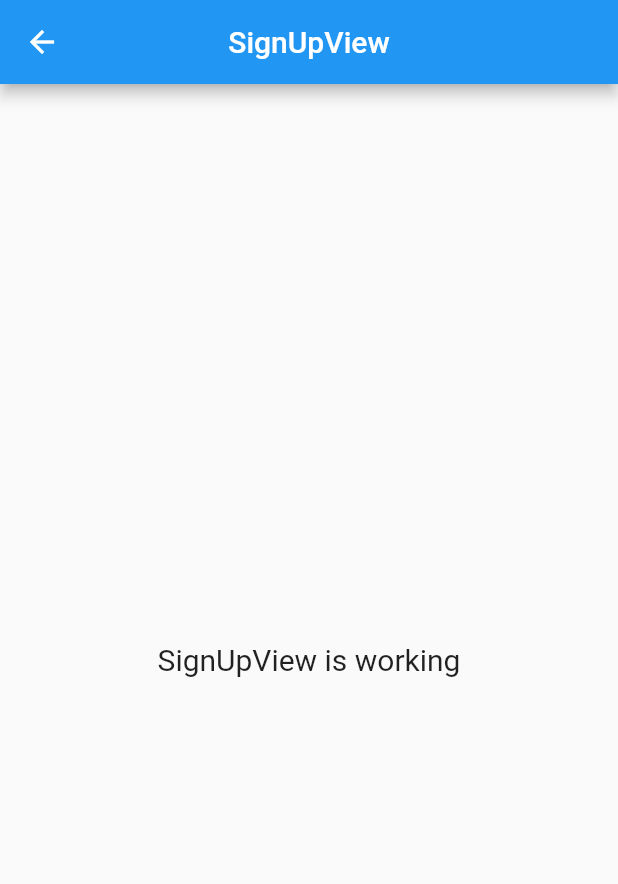
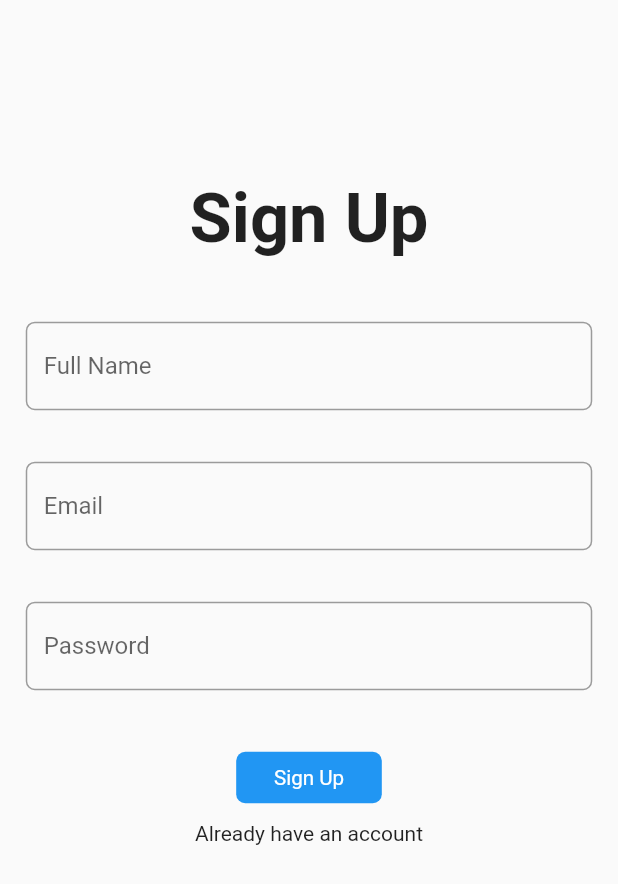
Before and after one commit to Nitin-Singh18/blog_app, a Flutter app: the SignUpView screen opened by its route, on a phone screen of 412 x 824 dp. Shown: the top 884 px of the screen. Run offline on Flutter 3.47's test engine with Material 2 defaults, Android fonts, the phone set to English and light mode, and no system bars; our stand-ins replace cloud_firestore, firebase_auth, firebase_core, flutter_screenutil, fluttertoast, get and 1 more; missing offline and left inert: dart:ffi; accounts and stored records are empty.

Commit message:
Login and SignUp Screen

```diff
--- /dev/null
+++ b/lib/app/data/const.dart
@@ -0,0 +1,5 @@
+import 'package:fluttertoast/fluttertoast.dart';
+
+void showAlert(String message) {
+  Fluttertoast.showToast(msg: message);
+}
--- /dev/null
+++ b/lib/app/data/firebase/firebase_auth.dart
@@ -0,0 +1,34 @@
+import 'dart:ffi';
+
+import 'package:firebase_auth/firebase_auth.dart';
+import 'package:firebase_core/firebase_core.dart';
+import 'package:flutter/material.dart';
+
+class FirebaseAuthentication {
+  final FirebaseAuth _auth = FirebaseAuth.instance;
+
+  Future<void> createAccount(String email, String password) async {
+    try {
+      await _auth.createUserWithEmailAndPassword(
+          email: email, password: password);
+    } catch (e) {
+      print(e);
+    }
+  }
+
+  Future<void> login(String email, String password) async {
+    try {
+      await _auth.signInWithEmailAndPassword(email: email, password: password);
+    } catch (e) {
+      print(e);
+    }
+  }
+
+  Future<void> logout() async {
+    try {
+      await _auth.signOut();
+    } catch (e) {
+      print(e);
+    }
+  }
+}
--- /dev/null
+++ b/lib/app/data/firebase/firebase_functions.dart
@@ -0,0 +1,29 @@
+import 'package:blog_app/app/data/const.dart';
+import 'package:blog_app/app/data/global_widgets/indicator.dart';
+import 'package:blog_app/app/routes/app_pages.dart';
+import 'package:cloud_firestore/cloud_firestore.dart';
+import 'package:firebase_auth/firebase_auth.dart';
+import 'package:get/get.dart';
+
+class FirebaseFunctions {
+  final FirebaseFirestore _firebaseFirestore = FirebaseFirestore.instance;
+  final FirebaseAuth _auth = FirebaseAuth.instance;
+
+  Future<void> createUserCredential(String name, String email) async {
+    try {
+      await _firebaseFirestore
+          .collection('users')
+          .doc(_auth.currentUser?.uid)
+          .set({
+        "uid": _auth.currentUser?.uid,
+        "name": name,
+        "email": email
+      }).then((value) {
+        Indicator.closeLoading();
+        Get.toNamed(Routes.HOME);
+      });
+    } catch (e) {
+      showAlert(e.toString());
+    }
+  }
+}
--- /dev/null
+++ b/lib/app/data/global_widgets/custom_button.dart
@@ -0,0 +1,25 @@
+import 'package:flutter/material.dart';
+import 'package:flutter_screenutil/flutter_screenutil.dart';
+
+class CustomButton extends StatelessWidget {
+  final String title;
+  final Function function;
+  const CustomButton({Key? key, required this.title, required this.function})
+      : super(key: key);
+
+  @override
+  Widget build(BuildContext context) {
+    return InkWell(
+      onTap: () => function(),
+      child: Container(
+        padding: EdgeInsets.symmetric(horizontal: 22.r, vertical: 8.r),
+        decoration: BoxDecoration(
+            color: Colors.blue, borderRadius: BorderRadius.circular(6)),
+        child: Text(
+          title,
+          style: TextStyle(color: Colors.white, fontSize: 12.sp),
+        ),
+      ),
+    );
+  }
+}
--- /dev/null
+++ b/lib/app/data/global_widgets/text_field.dart
@@ -0,0 +1,24 @@
+import 'package:flutter/material.dart';
+import 'package:flutter_screenutil/flutter_screenutil.dart';
+
+class ReusableTextField extends StatelessWidget {
+  final TextEditingController controller;
+  final String hintText;
+
+  const ReusableTextField(
+      {required this.controller, required this.hintText, Key? key})
+      : super(key: key);
+
+  @override
+  Widget build(BuildContext context) {
+    return Padding(
+      padding: EdgeInsets.all(15.r),
+      child: TextField(
+        controller: controller,
+        decoration: InputDecoration(
+            hintText: hintText,
+            border: OutlineInputBorder(borderRadius: BorderRadius.circular(6))),
+      ),
+    );
+  }
+}
--- a/lib/app/modules/login/controllers/login_controller.dart
+++ b/lib/app/modules/login/controllers/login_controller.dart
@@ -1,20 +1,24 @@
+import 'package:blog_app/app/data/const.dart';
+import 'package:blog_app/app/data/firebase/firebase_auth.dart';
+import 'package:blog_app/app/data/global_widgets/indicator.dart';
+import 'package:blog_app/app/routes/app_pages.dart';
+import 'package:flutter/cupertino.dart';
+import 'package:flutter/services.dart';
 import 'package:get/get.dart';
 
 class LoginController extends GetxController {
-  //TODO: Implement LoginController
+  final FirebaseAuthentication _authentication = FirebaseAuthentication();
+  final TextEditingController email = TextEditingController();
+  final TextEditingController password = TextEditingController();
 
-  final count = 0.obs;
-  @override
-  void onInit() {
-    super.onInit();
+  void onLogin() async {
+    if (email.text.isNotEmpty && password.text.isNotEmpty) {
+      await _authentication.login(email.text, password.text).then((value) {
+        Indicator.closeLoading();
+        Get.toNamed(Routes.HOME);
+      });
+    } else {
+      showAlert("All fields should be filled");
+    }
   }
-
-  @override
-  void onReady() {
-    super.onReady();
-  }
-
-  @override
-  void onClose() {}
-  void increment() => count.value++;
 }
--- a/lib/app/modules/sign_up/controllers/sign_up_controller.dart
+++ b/lib/app/modules/sign_up/controllers/sign_up_controller.dart
@@ -1,20 +1,28 @@
+import 'package:blog_app/app/data/const.dart';
+import 'package:blog_app/app/data/firebase/firebase_auth.dart';
+import 'package:blog_app/app/data/firebase/firebase_functions.dart';
+import 'package:blog_app/app/data/global_widgets/indicator.dart';
+import 'package:flutter/cupertino.dart';
 import 'package:get/get.dart';
 
 class SignUpController extends GetxController {
-  //TODO: Implement SignUpController
+  final FirebaseAuthentication _authentication = FirebaseAuthentication();
+  final FirebaseFunctions _functions = FirebaseFunctions();
+  final TextEditingController fullName = TextEditingController();
+  final TextEditingController email = TextEditingController();
+  final TextEditingController password = TextEditingController();
 
-  final count = 0.obs;
-  @override
-  void onInit() {
-    super.onInit();
+  void onCreateAccount() async {
+    if (fullName.text.isNotEmpty &&
+        email.text.isNotEmpty &&
+        password.text.isNotEmpty) {
+      Indicator.showLoading();
+      await _authentication.createAccount(email.text, password.text).then(
+          (value) =>
+              _functions.createUserCredential(fullName.text, email.text));
+    } else {
+      showAlert("All fields should be filled");
+      print("All fields should be filled");
+    }
   }
-
-  @override
-  void onReady() {
-    super.onReady();
-  }
-
-  @override
-  void onClose() {}
-  void increment() => count.value++;
 }
--- a/lib/app/modules/sign_up/views/sign_up_view.dart
+++ b/lib/app/modules/sign_up/views/sign_up_view.dart
@@ -1,4 +1,8 @@
+import 'package:blog_app/app/data/global_widgets/custom_button.dart';
+import 'package:blog_app/app/data/global_widgets/text_field.dart';
+import 'package:blog_app/app/routes/app_pages.dart';
 import 'package:flutter/material.dart';
+import 'package:flutter_screenutil/flutter_screenutil.dart';
 
 import 'package:get/get.dart';
 
@@ -7,17 +11,49 @@ import '../controllers/sign_up_controller.dart';
 class SignUpView extends GetView<SignUpController> {
   @override
   Widget build(BuildContext context) {
-    return Scaffold(
-      appBar: AppBar(
-        title: Text('SignUpView'),
-        centerTitle: true,
-      ),
-      body: Center(
-        child: Text(
-          'SignUpView is working',
-          style: TextStyle(fontSize: 20),
-        ),
-      ),
+    return SafeArea(
+      child: Scaffold(
+          resizeToAvoidBottomInset: false,
+          body: Center(
+            child: Column(
+              children: [
+                SizedBox(
+                  height: 100.h,
+                ),
+                Text(
+                  "Sign Up",
+                  style:
+                      TextStyle(fontSize: 40.sp, fontWeight: FontWeight.bold),
+                ),
+                SizedBox(
+                  height: 20.h,
+                ),
+                ReusableTextField(
+                    controller: controller.fullName, hintText: "Full Name"),
+                ReusableTextField(
+                    hintText: "Email", controller: controller.email),
+                ReusableTextField(
+                    hintText: "Password", controller: controller.password),
+                SizedBox(
+                  height: 20.h,
+                ),
+                CustomButton(
+                  function: () {
+                    controller.onCreateAccount();
+                  },
+                  title: 'Sign Up',
+                ),
+                SizedBox(
+                  height: 10.h,
+                ),
+                GestureDetector(
+                    onTap: () {
+                      Get.toNamed(Routes.LOGIN);
+                    },
+                    child: Text("Already have an account")),
+              ],
+            ),
+          )),
     );
   }
 }
--- a/lib/app/routes/app_routes.dart
+++ b/lib/app/routes/app_routes.dart
@@ -6,10 +6,12 @@ abstract class Routes {
   static const HOME = _Paths.HOME;
   static const LOGIN = _Paths.LOGIN;
   static const SIGN_UP = _Paths.SIGN_UP;
+  static const AUTHENTICATION = _Paths.AUTHENTICATION;
 }
 
 abstract class _Paths {
   static const HOME = '/home';
   static const LOGIN = '/login';
   static const SIGN_UP = '/sign-up';
+  static const AUTHENTICATION = '/authentication';
 }
--- a/pubspec.yaml
+++ b/pubspec.yaml
@@ -36,6 +36,10 @@ dependencies:
   cupertino_icons: ^1.0.2
   get: ^4.6.1
   flutter_screenutil: ^5.5.2
+  firebase_auth: ^3.3.17
+  cloud_firestore: ^3.1.14
+  firebase_core: ^1.16.0
+  fluttertoast: ^8.0.9
 
 dev_dependencies:
   flutter_test:
```
Also changed, not shown: lib/app/data/global_widgets/indicator.dart (added, +16 -0 lines), lib/app/modules/authentication/bindings/authentication_binding.dart (added, +12 -0 lines), lib/app/modules/authentication/controllers/authentication_controller.dart (added, +22 -0 lines), lib/app/modules/authentication/views/authentication_view.dart (added, +14 -0 lines), lib/app/modules/login/views/login_view.dart (+43 -11 lines), lib/app/routes/app_pages.dart (+8 -1 lines), lib/main.dart (+4 -3 lines), pubspec.lock, 2 other files.
